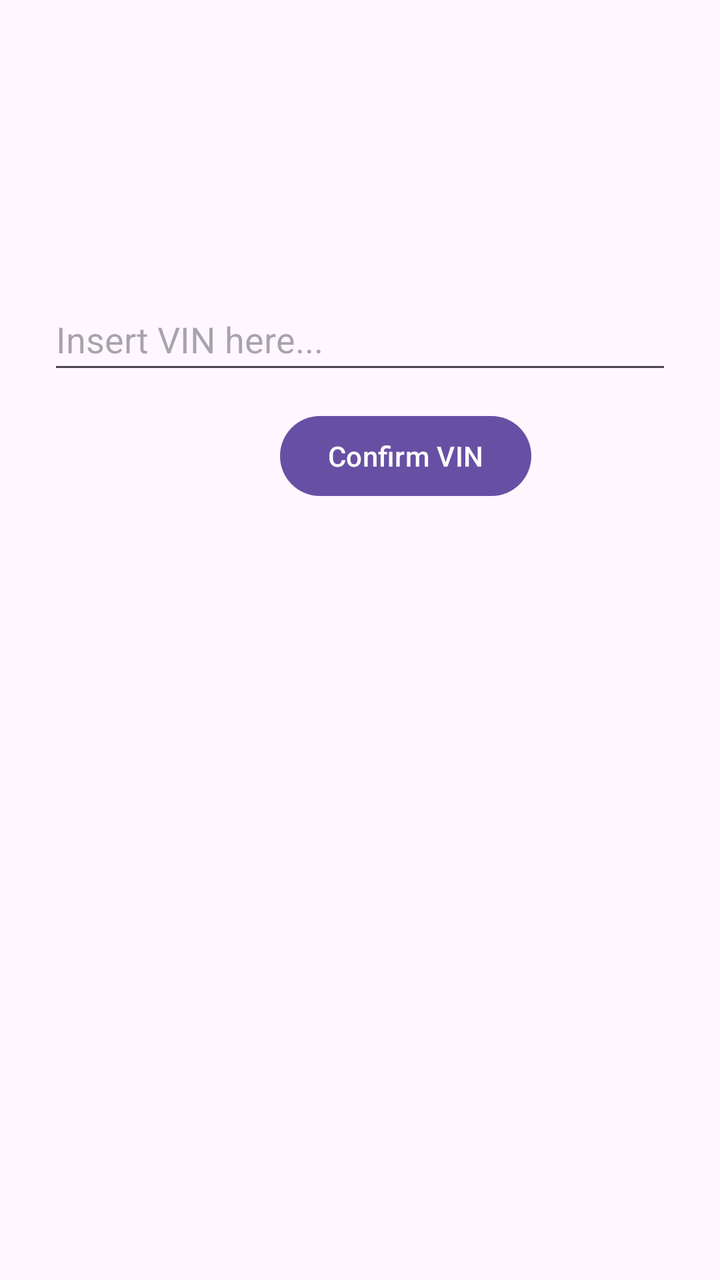
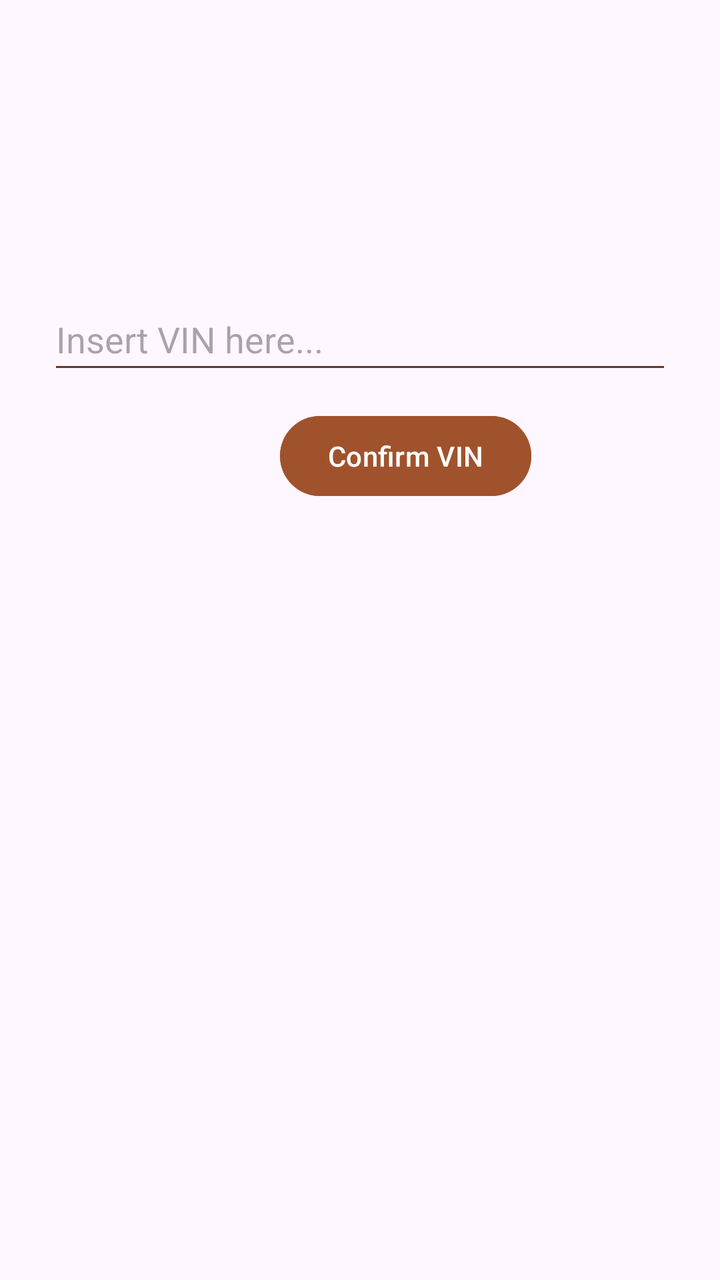

Two renders of the same Android screen: before a commit and after it. Below are the layout's source before the change and the commit's diff.
<!-- AndroidManifest.xml: activity theme Theme.ProjectDroid -->
<!-- res/layout/activity_intake.xml -->
<?xml version="1.0" encoding="utf-8"?>
<androidx.constraintlayout.widget.ConstraintLayout
    xmlns:android="http://schemas.android.com/apk/res/android"
    xmlns:app="http://schemas.android.com/apk/res-auto"
    xmlns:tools="http://schemas.android.com/tools"
    android:layout_width="match_parent"
    android:layout_height="match_parent"
    android:padding="24dp"
    tools:context=".IntakeActivity">

    <EditText
        android:id="@+id/etInput"
        android:layout_width="0dp"
        android:layout_height="wrap_content"
        android:layout_marginTop="120dp"
        android:hint="Insert VIN here..."
        android:inputType="textPersonName"
        android:minHeight="48dp"
        app:layout_constraintEnd_toEndOf="parent"
        app:layout_constraintStart_toStartOf="parent"
        app:layout_constraintTop_toTopOf="parent" />

    <Button
        android:id="@+id/aaa"
        android:layout_width="wrap_content"
        android:layout_height="wrap_content"
        android:layout_marginStart="116dp"
        android:layout_marginTop="180dp"
        android:text="Confirm VIN"
        app:layout_constraintStart_toStartOf="parent"
        app:layout_constraintTop_toTopOf="parent"></Button>


</androidx.constraintlayout.widget.ConstraintLayout>
<!-- resources referenced by this layout -->
<resources>
  <style name="Theme.ProjectDroid" parent="Base.Theme.ProjectDroid" />
  <style name="Base.Theme.ProjectDroid" parent="Theme.Material3.DayNight.NoActionBar">
          
          
      </style>
</resources>

<!-- the commit's change to res/layout/activity_intake.xml (unified diff, before → after) -->
@@ -13,6 +13,7 @@
         android:layout_width="0dp"
         android:layout_height="wrap_content"
         android:layout_marginTop="120dp"
+        android:backgroundTint="#613A2C"
         android:hint="Insert VIN here..."
         android:inputType="textPersonName"
         android:minHeight="48dp"
@@ -24,11 +25,82 @@
         android:id="@+id/aaa"
         android:layout_width="wrap_content"
         android:layout_height="wrap_content"
+        android:backgroundTint="#A0522D"
         android:layout_marginStart="116dp"
         android:layout_marginTop="180dp"
         android:text="Confirm VIN"
         app:layout_constraintStart_toStartOf="parent"
         app:layout_constraintTop_toTopOf="parent"></Button>
 
+    <androidx.cardview.widget.CardView
+        android:id="@+id/cardPopup"
+        android:layout_width="0dp"
+        android:layout_height="wrap_content"
+        android:layout_marginTop="32dp"
+        android:layout_marginStart="16dp"
+        android:layout_marginEnd="16dp"
+        android:visibility="gone"
+        app:cardCornerRadius="12dp"
+        app:cardElevation="8dp"
+        app:layout_constraintEnd_toEndOf="parent"
+        app:layout_constraintStart_toStartOf="parent"
+        app:layout_constraintTop_toBottomOf="@id/aaa">
+
+        <LinearLayout
+            android:layout_width="match_parent"
+            android:layout_height="wrap_content"
+            android:orientation="vertical"
+            android:padding="16dp">
+
+            <TextView
+                android:id="@+id/tvVehicleInfo"
+                android:layout_width="match_parent"
+                android:layout_height="wrap_content"
+                android:text="Make / Model / Year"
+                android:textColor="#333333"
+                android:textSize="16sp"
+                android:textStyle="bold"
+                android:gravity="center"
+                android:layout_marginBottom="8dp" />
+
+            <TextView
+                android:layout_width="match_parent"
+                android:layout_height="wrap_content"
+                android:text="Is this vehicle salvageable?"
+                android:textColor="#555555"
+                android:textSize="14sp"
+                android:gravity="center"
+                android:layout_marginBottom="16dp" />
+
+            <LinearLayout
+                android:layout_width="match_parent"
+                android:layout_height="wrap_content"
+                android:orientation="horizontal"
+                android:gravity="center">
+
+                <Button
+                    android:id="@+id/btnNo"
+                    android:layout_width="0dp"
+                    android:layout_height="wrap_content"
+                    android:layout_weight="1"
+                    android:layout_marginEnd="8dp"
+                    android:text="No"
+                    android:backgroundTint="#D32F2F"
+                    android:textColor="#FFFFFF" />
+
+                <Button
+                    android:id="@+id/btnYes"
+                    android:layout_width="0dp"
+                    android:layout_height="wrap_content"
+                    android:layout_weight="1"
+                    android:layout_marginStart="8dp"
+                    android:text="Yes"
+                    android:backgroundTint="#388E3C"
+                    android:textColor="#FFFFFF" />
+
+            </LinearLayout>
+
+        </LinearLayout>
+    </androidx.cardview.widget.CardView>
 
 </androidx.constraintlayout.widget.ConstraintLayout>
